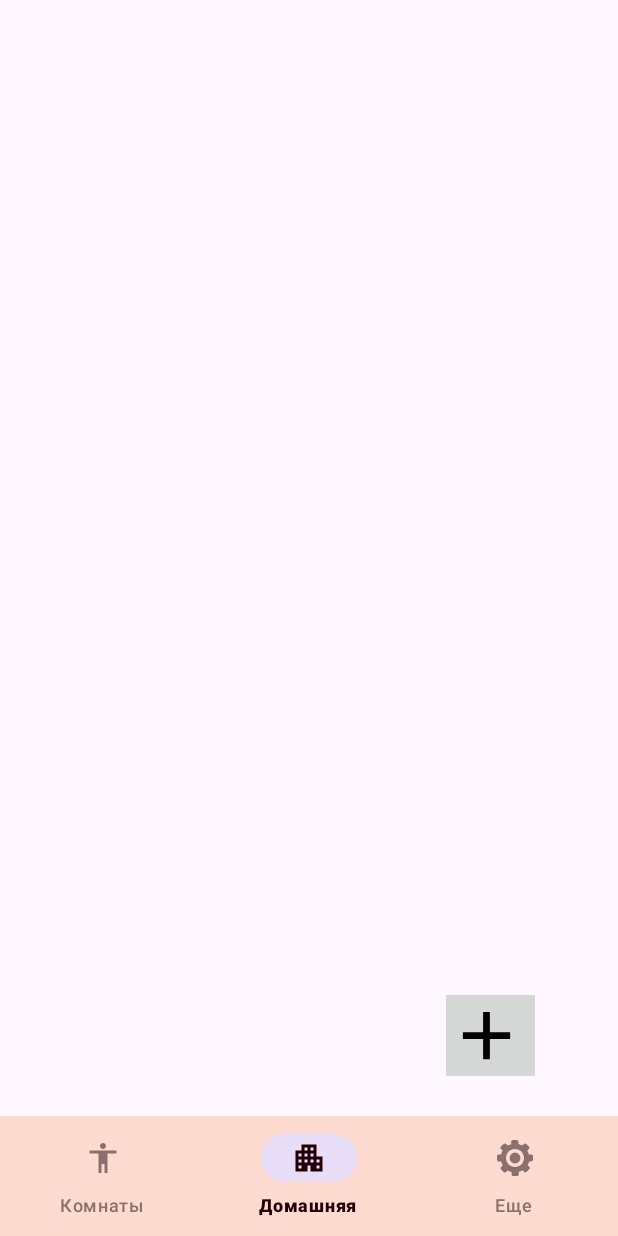
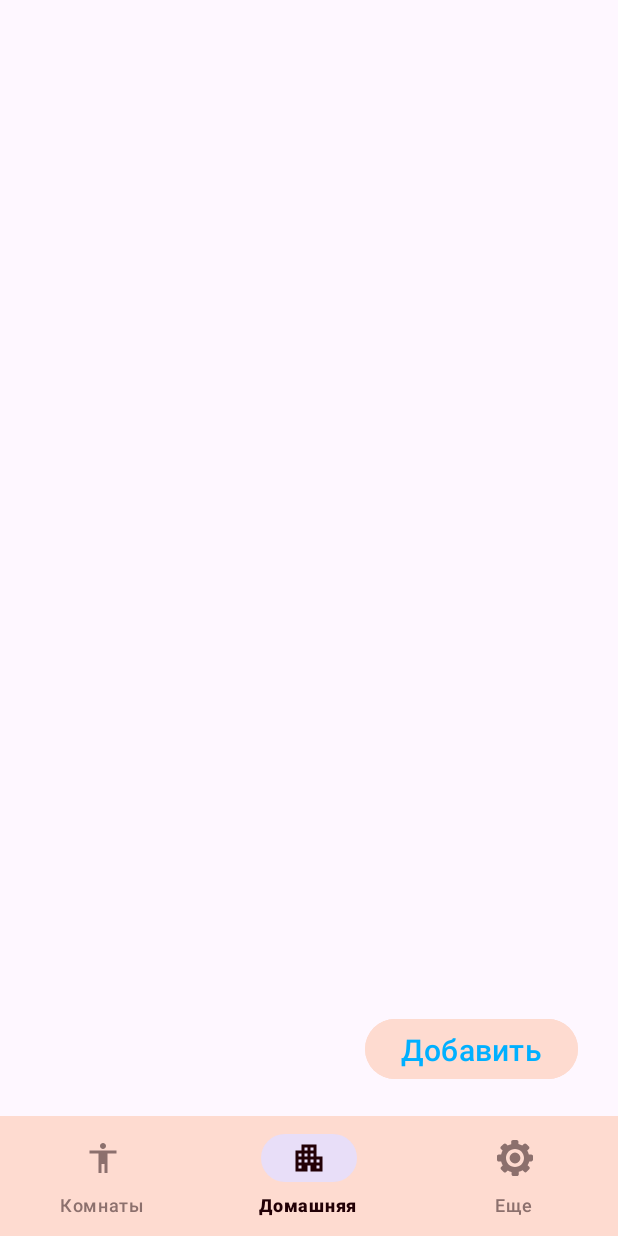
Before and after one commit to Toknnick/Helper, an Android app: the screen it shows after launch (MainActivity), on a phone screen of 412 x 824 dp. Run offline under Robolectric (Android 15) with nearby library versions, the phone set to English and light mode, and no system bars; our stand-ins replace navigation-ui.

Commit message:
добавлено создание события
создается событие с записью данных в список. Нужно сделать свободные места между текстами. найти и решить проблему исчезновения TextViews при переходе на другую страницу

```diff
--- /dev/null
+++ b/app/src/main/res/drawable/ic_close_button.xml
@@ -0,0 +1,5 @@
+<vector xmlns:android="http://schemas.android.com/apk/res/android" android:height="24dp" android:tint="#000000" android:viewportHeight="24" android:viewportWidth="24" android:width="24dp">
+
+    <path android:fillColor="@android:color/white" android:pathData="M19,6.41L17.59,5 12,10.59 6.41,5 5,6.41 10.59,12 5,17.59 6.41,19 12,13.41 17.59,19 19,17.59 13.41,12z"/>
+
+</vector>
--- /dev/null
+++ b/app/src/main/res/drawable/ic_ok_button.xml
@@ -0,0 +1,5 @@
+<vector xmlns:android="http://schemas.android.com/apk/res/android" android:height="24dp" android:tint="#000000" android:viewportHeight="24" android:viewportWidth="24" android:width="24dp">
+
+    <path android:fillColor="@android:color/white" android:pathData="M9,16.17L4.83,12l-1.42,1.41L9,19 21,7l-1.41,-1.41z"/>
+
+</vector>
--- a/app/src/main/res/layout/fragment_home.xml
+++ b/app/src/main/res/layout/fragment_home.xml
@@ -18,23 +18,92 @@
             android:id="@+id/layout"
             android:layout_width="match_parent"
             android:layout_height="wrap_content"
-            android:orientation="vertical" />
+            android:orientation="vertical"/>
     </ScrollView>
 
-    <ImageButton
+    <Button
         android:id="@+id/addButton"
-        android:layout_width="59dp"
-        android:layout_height="54dp"
-        android:background="#D5D6D6"
+        android:layout_width="wrap_content"
+        android:layout_height="wrap_content"
+        android:backgroundTint="@color/bottom_nav_bg"
         android:onClick="createTextView"
+        android:textColor="#00B0FF"
+        android:textSize="20sp"
+        android:text="Добавить"
         android:scaleType="fitStart"
         android:src="@drawable/ic_add_button"
         android:tooltipText="text"
+        android:gravity="bottom"
         app:layout_constraintBottom_toBottomOf="parent"
         app:layout_constraintEnd_toEndOf="parent"
-        app:layout_constraintHorizontal_bias="0.843"
+        app:layout_constraintHorizontal_bias="0.9"
         app:layout_constraintStart_toStartOf="parent"
         app:layout_constraintTop_toTopOf="parent"
-        app:layout_constraintVertical_bias="0.961" />
+        app:layout_constraintVertical_bias="0.97"/>
+
+    <LinearLayout
+        android:id="@+id/createEventPanel"
+        android:layout_width="match_parent"
+        android:layout_height="wrap_content"
+        android:background="#E8E4E4"
+        android:orientation="vertical"
+        android:visibility="gone"
+        app:layout_constraintBottom_toBottomOf="parent"
+        app:layout_constraintEnd_toEndOf="parent"
+        app:layout_constraintStart_toStartOf="parent"
+        app:layout_constraintTop_toTopOf="parent">
+
+        <EditText
+            android:id="@+id/dateInput"
+            android:layout_width="match_parent"
+            android:layout_height="wrap_content"
+            android:layout_margin="10dp"
+            android:background="#3000B0FF"
+            android:hint="Дата"
+            android:padding="10dp" />
+
+        <EditText
+            android:id="@+id/timeInput"
+            android:layout_width="match_parent"
+            android:layout_height="wrap_content"
+            android:layout_margin="10dp"
+            android:background="#3000B0FF"
+            android:hint="Время"
+            android:padding="10dp" />
+
+        <EditText
+            android:id="@+id/placeInput"
+            android:layout_width="match_parent"
+            android:layout_height="wrap_content"
+            android:layout_margin="10dp"
+            android:background="#4500B0FF"
+            android:hint="Место"
+            android:padding="10dp" />
+
+        <EditText
+            android:id="@+id/eventInput"
+            android:layout_width="match_parent"
+            android:layout_height="wrap_content"
+            android:layout_margin="10dp"
+            android:background="#3000B0FF"
+            android:gravity="top"
+            android:hint="Описание"
+            android:lines="8"
+            android:padding="10dp" />
+
+        <Button
+            android:id="@+id/saveButton"
+            android:layout_width="wrap_content"
+            android:layout_height="wrap_content"
+            android:layout_gravity="left"
+            android:layout_margin="10dp"
+            android:backgroundTint="@color/bottom_nav_bg"
+            android:padding="10dp"
+            android:text="Сохранить"
+            android:textColor="#00B0FF"
+            android:textSize="20sp" />
+
+
+    </LinearLayout>
 
 </androidx.constraintlayout.widget.ConstraintLayout>
--- a/app/src/main/res/values/strings.xml
+++ b/app/src/main/res/values/strings.xml
@@ -1,5 +1,5 @@
 <resources>
-    <string name="app_name">Helper1</string>
+    <string name="app_name">Helper</string>
     <!-- TODO: Remove or change this placeholder text -->
     <string name="hello_blank_fragment">Hello blank fragment</string>
 </resources>
```
Also changed, not shown: app/src/main/java/com/example/helper1/HomeFragment.kt (+41 -8 lines), app/src/main/java/com/example/helper1/MainActivity.kt (+6 -8 lines).
